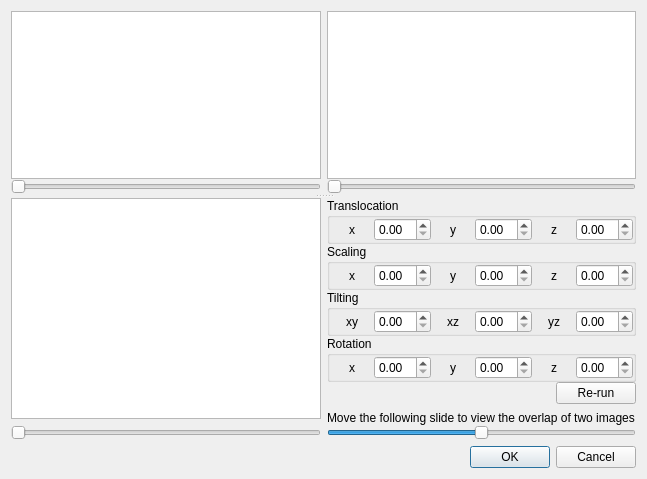
The window that manual_alignment.ui (frankyeh/DSI-Studio) describes before a commit, drawn with Qt 5.
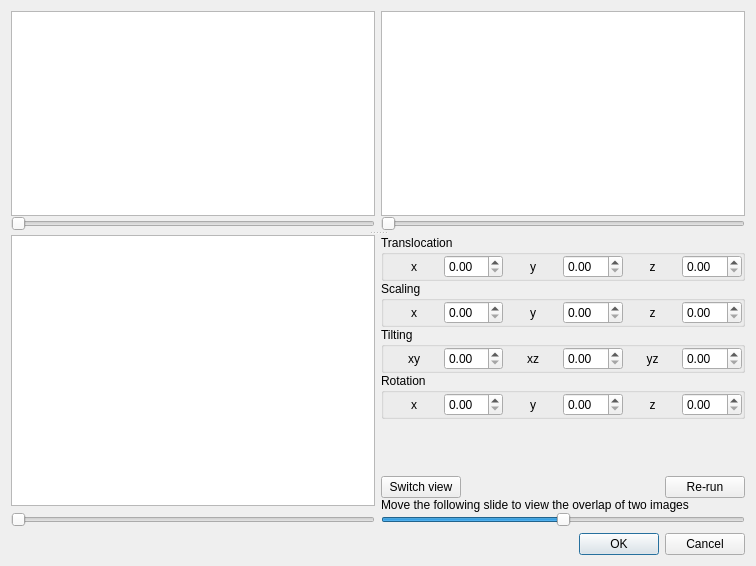
The same window after the commit.

Commit message: manual alignment add switch images type

Diff of the .ui file:
```diff
--- a/manual_alignment.ui
+++ b/manual_alignment.ui
@@ -6,8 +6,8 @@
    <rect>
     <x>0</x>
     <y>0</y>
-    <width>647</width>
-    <height>479</height>
+    <width>756</width>
+    <height>566</height>
    </rect>
   </property>
   <property name="windowTitle">
@@ -372,8 +372,28 @@
               </layout>
              </widget>
             </item>
+            <item>
+             <spacer name="verticalSpacer">
+              <property name="orientation">
+               <enum>Qt::Vertical</enum>
+              </property>
+              <property name="sizeHint" stdset="0">
+               <size>
+                <width>20</width>
+                <height>40</height>
+               </size>
+              </property>
+             </spacer>
+            </item>
             <item>
              <layout class="QHBoxLayout" name="horizontalLayout_8">
+              <item>
+               <widget class="QPushButton" name="switch_view">
+                <property name="text">
+                 <string>Switch view</string>
+                </property>
+               </widget>
+              </item>
               <item>
                <spacer name="horizontalSpacer">
                 <property name="orientation">
@@ -396,19 +416,6 @@
               </item>
              </layout>
             </item>
-            <item>
-             <spacer name="verticalSpacer">
-              <property name="orientation">
-               <enum>Qt::Vertical</enum>
-              </property>
-              <property name="sizeHint" stdset="0">
-               <size>
-                <width>20</width>
-                <height>40</height>
-               </size>
-              </property>
-             </spacer>
-            </item>
             <item>
              <widget class="QLabel" name="label_13">
               <property name="text">
```
Left out of the diff: 88 changed lines with no effect on the pictures. The commit also changes 2 other files.
